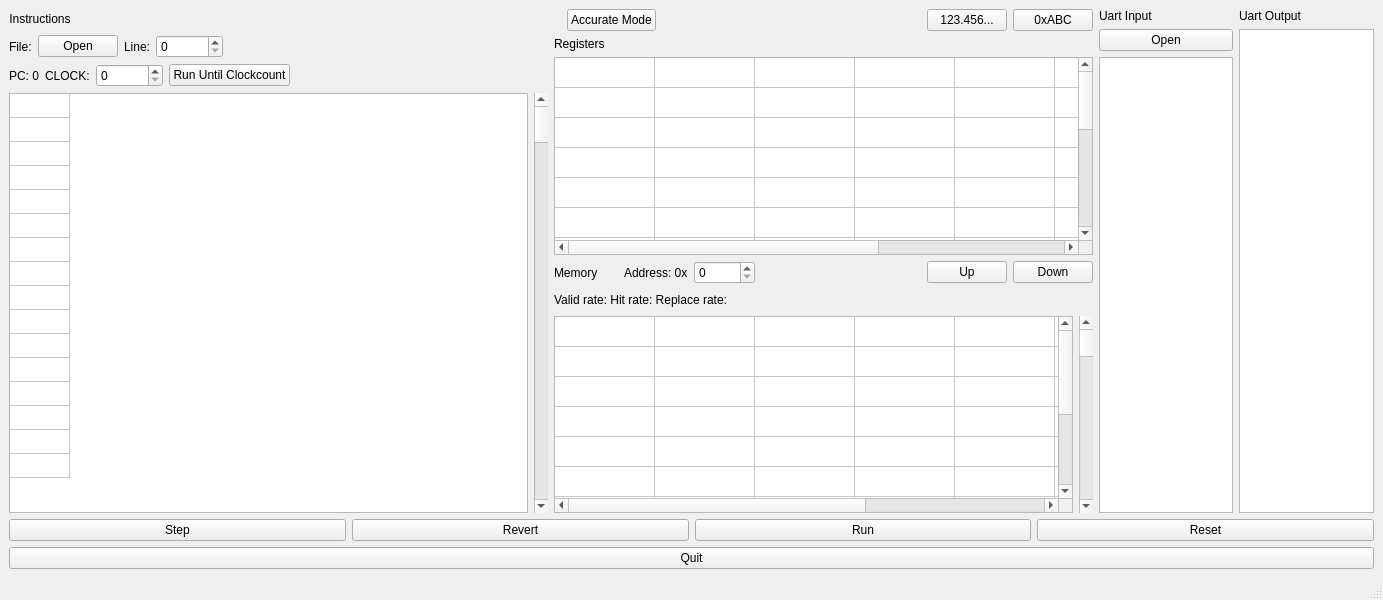
First picture: the form in OreOre-V-CMake-JIT/mainwindow.ui, repository cpuex2021-1/simulator, before the edit.
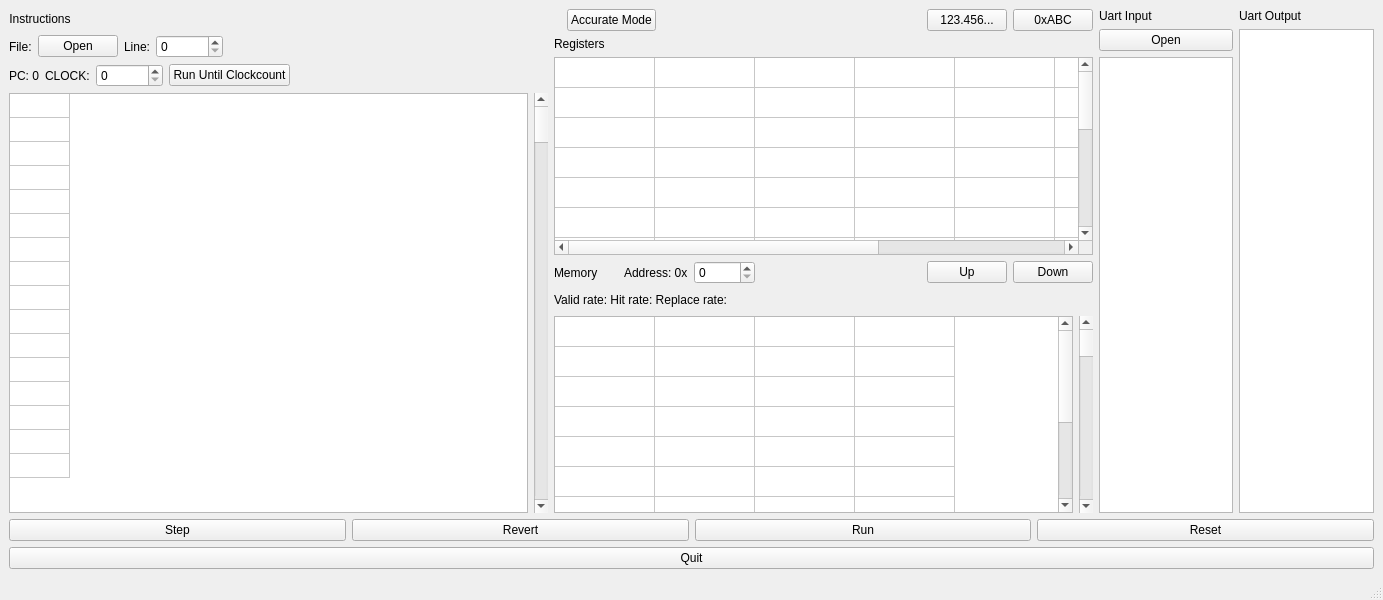
Second picture: the form after the edit.

Commit message: fixed memtable width

Diff of the .ui file:
```diff
--- a/OreOre-V-CMake-JIT/mainwindow.ui
+++ b/OreOre-V-CMake-JIT/mainwindow.ui
@@ -405,7 +405,7 @@
              <number>11</number>
             </property>
             <property name="columnCount">
-             <number>8</number>
+             <number>4</number>
             </property>
             <attribute name="horizontalHeaderVisible">
              <bool>false</bool>
@@ -490,26 +490,6 @@
               <string>+3</string>
              </property>
             </column>
-            <column>
-             <property name="text">
-              <string>+4</string>
-             </property>
-            </column>
-            <column>
-             <property name="text">
-              <string>+5</string>
-             </property>
-            </column>
-            <column>
-             <property name="text">
-              <string>+6</string>
-             </property>
-            </column>
-            <column>
-             <property name="text">
-              <string>+7</string>
-             </property>
-            </column>
            </widget>
           </item>
           <item>
```
The commit also changes 1 other file.
